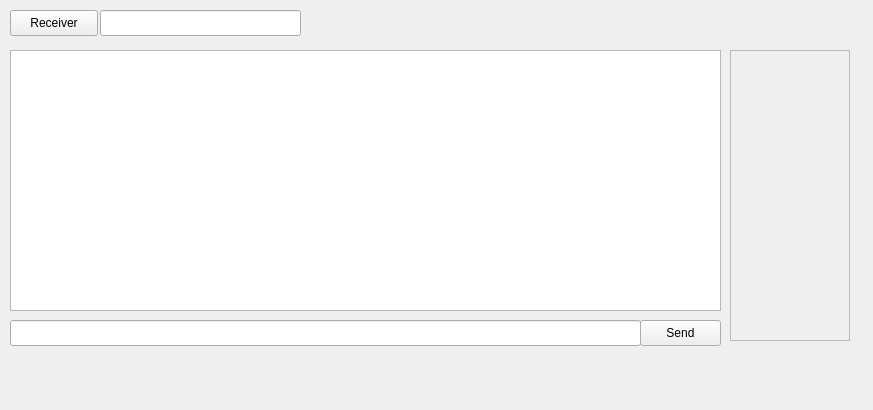
This is client/ui/mainwindow.ui in SSintis/ClientServer as Qt 5 draws it before an edit. The edited form follows.
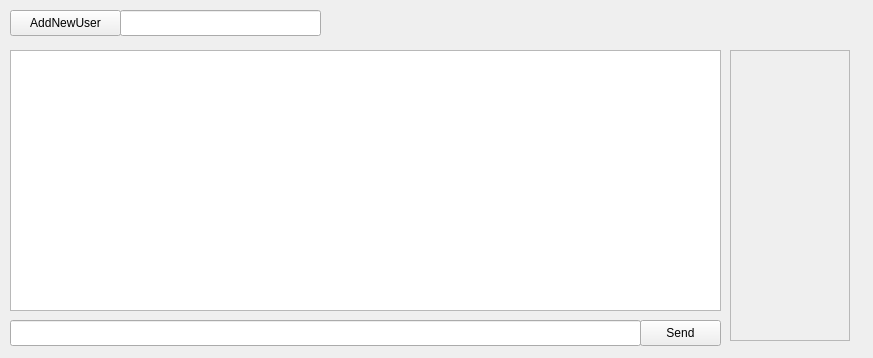
This is the edited form.

The edit to the form file:
```diff
--- a/client/ui/mainwindow.ui
+++ b/client/ui/mainwindow.ui
@@ -7,7 +7,7 @@
     <x>0</x>
     <y>0</y>
     <width>873</width>
-    <height>410</height>
+    <height>358</height>
    </rect>
   </property>
   <property name="windowTitle">
@@ -50,7 +50,7 @@
    <widget class="QLineEdit" name="lineEdit_receiver">
     <property name="geometry">
      <rect>
-      <x>100</x>
+      <x>120</x>
       <y>10</y>
       <width>201</width>
       <height>26</height>
@@ -62,12 +62,12 @@
      <rect>
       <x>10</x>
       <y>10</y>
-      <width>88</width>
+      <width>111</width>
       <height>26</height>
      </rect>
     </property>
     <property name="text">
-     <string>Receiver</string>
+     <string>AddNewUser</string>
     </property>
    </widget>
    <widget class="QScrollArea" name="scrollArea">
```
